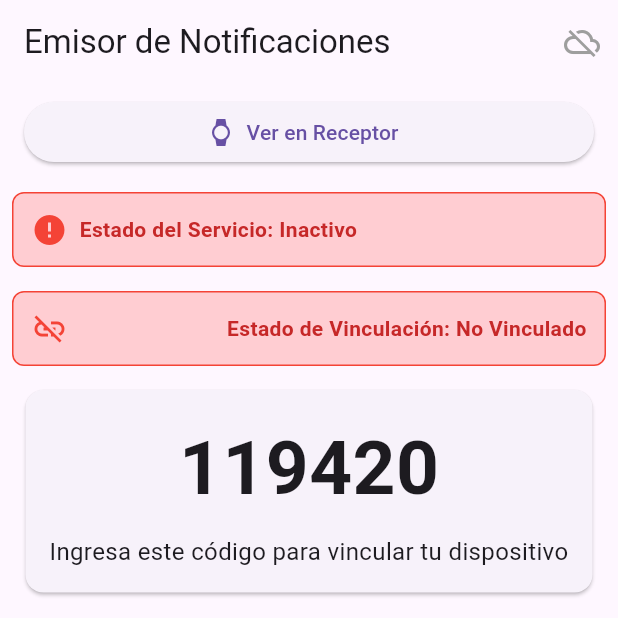
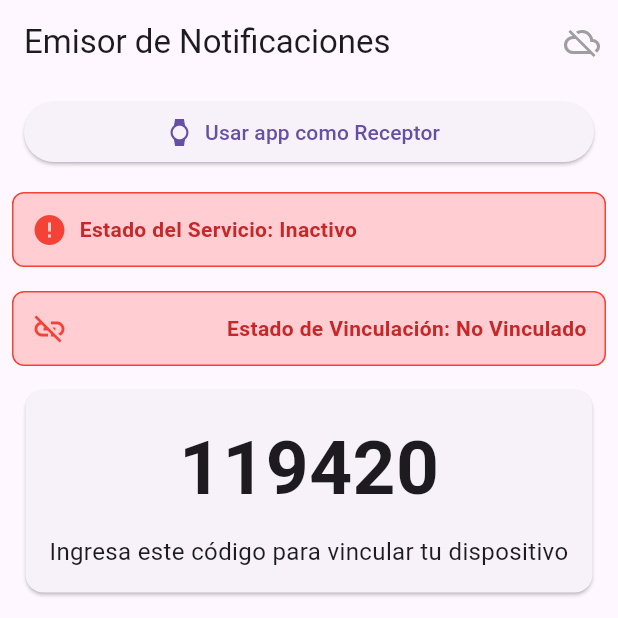
Before and after one commit to J-Manriquez/connect, a Flutter app: the screen it shows after launch, on a phone screen of 412 x 824 dp, the top half of it. Run offline on Flutter 3.47's test engine with Material 3 defaults, Android fonts, the phone set to English and light mode, and no system bars; our stand-ins replace cloud_firestore, firebase_core, shared_preferences; accounts and stored records are empty.

Commit message:
reorden de scripts en carpetas y usar app como receptor

```diff
--- a/lib/main.dart
+++ b/lib/main.dart
@@ -1,14 +1,15 @@
-import 'package:connect/screens/receptor_screen.dart';
+import 'package:connect/screens/receptor/receptor_screen.dart';
 import 'package:connect/services/notification_filter_service.dart';
 import 'package:flutter/material.dart';
 import 'package:flutter/services.dart'; // Import for MethodChannel
 import 'package:connect/services/notification_filter_service.dart'; // Añadir esta importación
+import 'package:connect/services/preferences_service.dart'; // Añadir esta importación
 import 'package:firebase_core/firebase_core.dart';
 import 'package:connect/firebase_options.dart';
 import 'package:connect/services/firebase_service.dart';
-import 'screens/emisor_screen.dart';
-import 'screens/settings_screen.dart';
-import 'screens/app_list_screen.dart';
+import 'screens/emisor/emisor_screen.dart';
+import 'screens/emisor/settings_screen.dart';
+import 'screens/emisor/app_list_screen.dart';
 
 void main() async {
   // Asegurar que Flutter esté inicializado
@@ -56,6 +57,7 @@ class _MainAppState extends State<MainApp> {
     // y el permiso está concedido
     WidgetsBinding.instance.addPostFrameCallback((_) {
       _autoStartServiceIfNeeded();
+      _checkInitialRoute(); // Añadir esta línea
     });
   }
 
@@ -238,6 +240,21 @@ class _MainAppState extends State<MainApp> {
     }
   }
 
+  // Método para verificar la ruta inicial según las preferencias del usuario
+  Future<void> _checkInitialRoute() async {
+    try {
+      final useAsReceptor = await PreferencesService.getUseAsReceptor();
+
+      if (useAsReceptor && _isPermissionGranted) {
+        // Si el usuario ha elegido usar la app como receptor y tiene permisos,
+        // navegar directamente a la pantalla de receptor
+        Navigator.pushReplacementNamed(context, '/receptor');
+      }
+    } catch (e) {
+      print('Error al verificar ruta inicial: $e');
+    }
+  }
+
   @override
   Widget build(BuildContext context) {
     return MaterialApp(
@@ -248,8 +265,10 @@ class _MainAppState extends State<MainApp> {
         '/': (context) => EmisorScreen(
           notifications: _notifications,
           isServiceRunning: _isServiceRunning,
-          isSavingToFirebase: _isSavingToFirebase, // Pasar el estado
-          toggleSaveToFirebase: _toggleSaveToFirebase, // Pasar la función
+          isSavingToFirebase: _isSavingToFirebase,
+          toggleSaveToFirebase: _toggleSaveToFirebase,
+          checkPermissionStatus: _checkPermissionStatus, // Añadir este parámetro
+          openNotificationSettings: _openNotificationSettings, // Añadir este parámetro
         ),
         '/settings': (context) => SettingsScreen(
           isServiceRunning: _isServiceRunning,
--- a/lib/screens/emisor_screen.dart
+++ b/lib/screens/emisor/emisor_screen.dart
@@ -2,21 +2,26 @@ import 'dart:async';
 
 import 'package:cloud_firestore/cloud_firestore.dart';
 import 'package:connect/services/firebase_service.dart';
+import 'package:connect/services/preferences_service.dart'; // Añadir esta importación
 import 'package:flutter/material.dart';
 import 'package:connect/services/notification_filter_service.dart';  // Add this import
 
 class EmisorScreen extends StatefulWidget {
   final List<Map<String, dynamic>> notifications;
   final bool isServiceRunning;
-  final bool isSavingToFirebase; // Añadir este parámetro
-  final Function(bool) toggleSaveToFirebase; // Añadir esta función
+  final bool isSavingToFirebase;
+  final Function(bool) toggleSaveToFirebase;
+  final Function() checkPermissionStatus; // Añadir este parámetro
+  final Function() openNotificationSettings; // Añadir este parámetro
 
   const EmisorScreen({
     super.key,
     required this.notifications,
     required this.isServiceRunning,
-    required this.isSavingToFirebase, // Requerido
-    required this.toggleSaveToFirebase, // Requerido
+    required this.isSavingToFirebase,
+    required this.toggleSaveToFirebase,
+    required this.checkPermissionStatus, // Requerido
+    required this.openNotificationSettings, // Requerido
   });
 
   @override
@@ -172,6 +177,47 @@ class _EmisorScreenState extends State<EmisorScreen> with WidgetsBindingObserver
   //   }
   // }
 
+  // Método para navegar a la pantalla de receptor y verificar permisos
+  Future<void> _navigateToReceptor(BuildContext context) async {
+    // Verificar si el permiso está concedido
+    widget.checkPermissionStatus();
+
+    // Si el permiso no está concedido, mostrar diálogo
+    if (!widget.isServiceRunning) {
+      showDialog(
+        context: context,
+        builder: (BuildContext context) {
+          return AlertDialog(
+            title: const Text('Permiso requerido'),
+            content: const Text('Para usar la app como receptor, necesitas conceder permiso para acceder a las notificaciones.'),
+            actions: [
+              TextButton(
+                onPressed: () {
+                  Navigator.of(context).pop();
+                },
+                child: const Text('Cancelar'),
+              ),
+              TextButton(
+                onPressed: () {
+                  Navigator.of(context).pop();
+                  widget.openNotificationSettings();
+                },
+                child: const Text('Abrir configuración'),
+              ),
+            ],
+          );
+        },
+      );
+      return;
+    }
+
+    // Guardar preferencia de usar como receptor
+    await PreferencesService.saveUseAsReceptor(true);
+
+    // Navegar a la pantalla de receptor
+    Navigator.pushNamed(context, '/receptor');
+  }
+
   @override
   Widget build(BuildContext context) {
     return Scaffold(
@@ -197,11 +243,9 @@ class _EmisorScreenState extends State<EmisorScreen> with WidgetsBindingObserver
           Padding(
             padding: const EdgeInsets.symmetric(horizontal: 16.0, vertical: 8.0),
             child: ElevatedButton.icon(
-              onPressed: () {
-                Navigator.pushNamed(context, '/receptor');
-              },
+              onPressed: () => _navigateToReceptor(context),
               icon: const Icon(Icons.watch),
-              label: const Text('Ver en Receptor'),
+              label: const Text('Usar app como Receptor'),
               style: ElevatedButton.styleFrom(
                 minimumSize: const Size.fromHeight(40),
               ),
--- /dev/null
+++ b/lib/services/preferences_service.dart
@@ -0,0 +1,30 @@
+import 'package:shared_preferences/shared_preferences.dart';
+
+class PreferencesService {
+  // Claves para las preferencias
+  static const String KEY_USE_AS_RECEPTOR = 'use_as_receptor';
+
+  // Guardar preferencia de usar como receptor
+  static Future<bool> saveUseAsReceptor(bool useAsReceptor) async {
+    try {
+      final prefs = await SharedPreferences.getInstance();
+      await prefs.setBool(KEY_USE_AS_RECEPTOR, useAsReceptor);
+      print('Preferencia de usar como receptor guardada: $useAsReceptor');
+      return true;
+    } catch (e) {
+      print('Error al guardar preferencia de usar como receptor: $e');
+      return false;
+    }
+  }
+
+  // Obtener preferencia de usar como receptor
+  static Future<bool> getUseAsReceptor() async {
+    try {
+      final prefs = await SharedPreferences.getInstance();
+      return prefs.getBool(KEY_USE_AS_RECEPTOR) ?? false;
+    } catch (e) {
+      print('Error al obtener preferencia de usar como receptor: $e');
+      return false;
+    }
+  }
+}
```
Also changed, not shown: lib/screens/receptor/receptor_screen.dart (renamed from lib/screens/receptor_screen.dart, +21 -0 lines), lib/screens/emisor/app_list_screen.dart (renamed from lib/screens/app_list_screen.dart), lib/screens/emisor/settings_screen.dart (renamed from lib/screens/settings_screen.dart).
